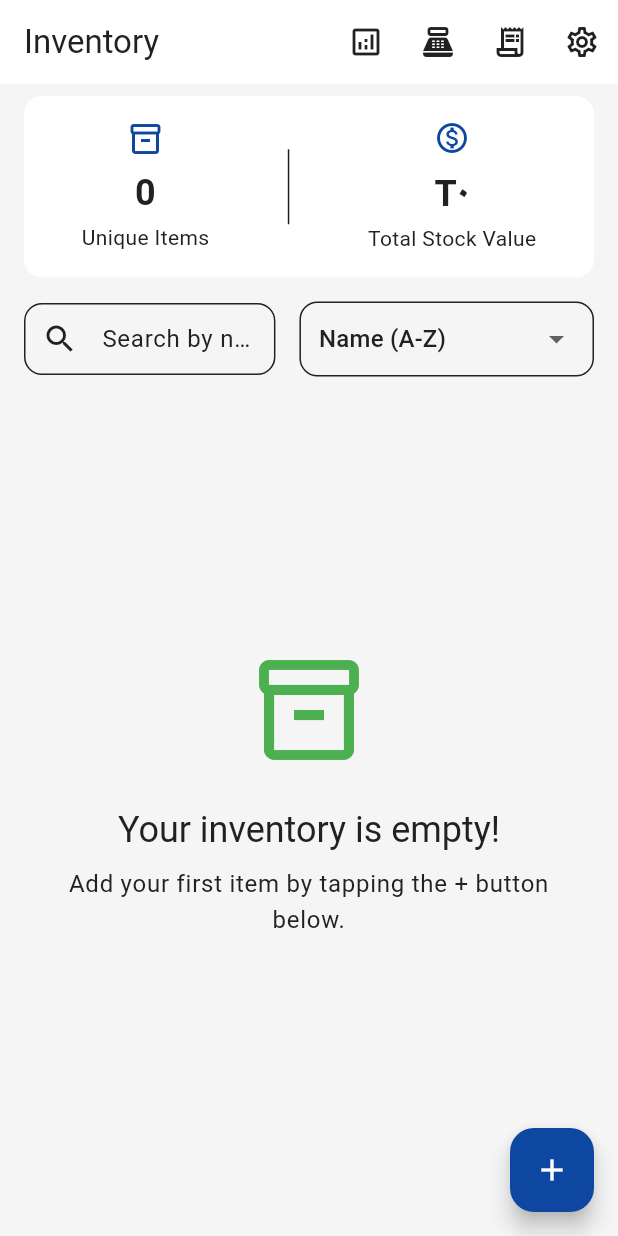
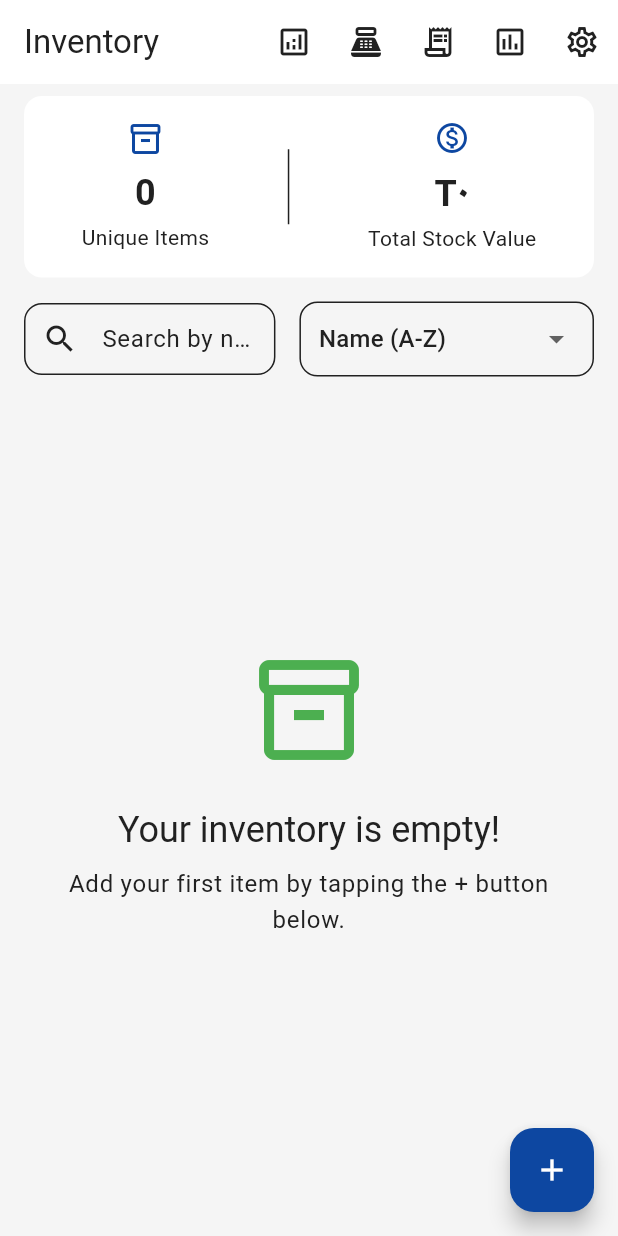
Before and after one commit to hamidjalili59/portable_accounting, a Flutter app: the screen it shows after launch, on a phone screen of 412 x 824 dp. Run offline on Flutter 3.47's test engine with Material 3 defaults, Android fonts, the light colour scheme and no system bars; our stand-ins replace drift, drift_flutter, equatable, file_picker, fl_chart, flutter_bloc and 10 more; missing offline and left inert: file_saver; accounts and stored records are empty; generated files the repository leaves out were written again.

Commit message:
feat: add report

```diff
--- a/lib/core/router/app_router.dart
+++ b/lib/core/router/app_router.dart
@@ -9,6 +9,8 @@ import 'package:portable_accounting/features/inventory/presentation/bloc/invento
 import 'package:portable_accounting/features/inventory/presentation/bloc/invoice_list_bloc.dart';
 import 'package:portable_accounting/features/inventory/presentation/pages/inventory_page.dart';
 import 'package:portable_accounting/features/inventory/presentation/pages/invoices_list_page.dart';
+import 'package:portable_accounting/features/reports/presentation/bloc/reports_bloc.dart';
+import 'package:portable_accounting/features/reports/presentation/pages/reports_page.dart';
 import 'package:portable_accounting/features/sales/presentation/bloc/sell_bloc.dart';
 import 'package:portable_accounting/features/sales/presentation/pages/create_invoice_page.dart';
 import 'package:portable_accounting/features/settings/presentation/pages/settings_page.dart';
@@ -62,6 +64,13 @@ final GoRouter router = GoRouter(
             child: const CreateInvoicePage(),
           ),
         ),
+        GoRoute(
+          path: '/reports',
+          builder: (context, state) => BlocProvider(
+            create: (context) => sl<ReportsBloc>(),
+            child: const ReportsPage(),
+          ),
+        ),
       ],
     ),
   ],
--- a/lib/core/widgets/main_shell.dart
+++ b/lib/core/widgets/main_shell.dart
@@ -4,6 +4,7 @@ import 'package:portable_accounting/core/widgets/responsive_layout.dart';
 
 class MainShell extends StatefulWidget {
   final Widget child;
+
   const MainShell({super.key, required this.child});
 
   @override
@@ -13,16 +14,12 @@ class MainShell extends StatefulWidget {
 class _MainShellState extends State<MainShell> {
   int _calculateSelectedIndex(BuildContext context) {
     final String location = GoRouterState.of(context).uri.toString();
-    if (location.startsWith('/dashboard')) {
-      return 1;
-    }
-    if (location.startsWith('/invoices')) {
-      return 2;
-    }
-    if (location.startsWith('/settings')) {
-      return 3;
-    }
-    // صفحه پیش‌فرض انبار است
+    if (location.startsWith('/dashboard')) return 1;
+
+    if (location.startsWith('/invoices')) return 2;
+
+    if (location.startsWith('/reports')) return 3;
+    if (location.startsWith('/settings')) return 4;
     return 0;
   }
 
@@ -38,6 +35,9 @@ class _MainShellState extends State<MainShell> {
         context.go('/invoices');
         break;
       case 3:
+        context.go('/reports');
+        break;
+      case 4:
         context.go('/settings');
         break;
     }
@@ -46,44 +46,47 @@ class _MainShellState extends State<MainShell> {
   @override
   Widget build(BuildContext context) {
     return ResponsiveLayout(
-      // در موبایل، فقط محتوا را نمایش می‌دهیم
       mobileBody: widget.child,
-      // در دسکتاپ، یک Scaffold با منوی کناری داریم
       desktopBody: Scaffold(
         body: Row(
           children: [
             NavigationRail(
               selectedIndex: _calculateSelectedIndex(context),
-              onDestinationSelected: (index) => _onDestinationSelected(index, context),
+              onDestinationSelected: (index) =>
+                  _onDestinationSelected(index, context),
               labelType: NavigationRailLabelType.all,
               destinations: const [
                 NavigationRailDestination(
                   icon: Icon(Icons.inventory_2_outlined),
                   selectedIcon: Icon(Icons.inventory_2),
-                  label: Text('انبار'),
+                  label: Text('Inventory'),
                 ),
                 NavigationRailDestination(
                   icon: Icon(Icons.analytics_outlined),
                   selectedIcon: Icon(Icons.analytics),
-                  label: Text('داشبورد'),
+                  label: Text('Dashboard'),
                 ),
                 NavigationRailDestination(
                   icon: Icon(Icons.receipt_long_outlined),
                   selectedIcon: Icon(Icons.receipt_long),
-                  label: Text('فاکتورها'),
+                  label: Text('Invoices'),
+                ),
+                // Add this new destination for Reports
+                NavigationRailDestination(
+                  icon: Icon(Icons.assessment_outlined),
+                  selectedIcon: Icon(Icons.assessment),
+                  label: Text('Reports'),
                 ),
                 NavigationRailDestination(
                   icon: Icon(Icons.settings_outlined),
                   selectedIcon: Icon(Icons.settings),
-                  label: Text('تنظیمات'),
+                  label: Text('Settings'),
                 ),
               ],
             ),
             const VerticalDivider(thickness: 1, width: 1),
             // محتوای اصلی صفحه در اینجا قرار می‌گیرد
-            Expanded(
-              child: widget.child,
-            ),
+            Expanded(child: widget.child),
           ],
         ),
       ),
--- a/lib/features/inventory/presentation/pages/inventory_page.dart
+++ b/lib/features/inventory/presentation/pages/inventory_page.dart
@@ -101,6 +101,11 @@ class InventoryPage extends StatelessWidget {
           onPressed: () => context.push('/invoices'),
         ),
         IconButton(
+          icon: const Icon(Icons.assessment_outlined),
+          tooltip: 'Reports',
+          onPressed: () => context.push('/reports'),
+        ),
+        IconButton(
           icon: const Icon(Icons.settings_outlined),
           tooltip: 'Settings',
           onPressed: () => context.push('/settings'),
--- a/lib/features/sales/domain/repositories/sell_repository.dart
+++ b/lib/features/sales/domain/repositories/sell_repository.dart
@@ -10,4 +10,10 @@ abstract class SalesRepository {
 
   // تمام فاکتورهای ذخیره شده را برمی‌گرداند
   Future<Either<Failure, List<Invoice>>> getAllInvoices();
+
+  // متد جدید برای گرفتن فاکتورها بر اساس تاریخ
+  Future<Either<Failure, List<Invoice>>> getInvoicesByDateRange(
+    DateTime start,
+    DateTime end,
+  );
 }
```
Also changed, not shown: lib/core/di/service_locator.dart (+10 -0 lines), lib/features/reports/domain/usecases/get_invoices_by_date_range.dart (added, +30 -0 lines), lib/features/reports/presentation/bloc/reports_bloc.dart (added, +53 -0 lines), lib/features/reports/presentation/pages/reports_page.dart (added, +167 -0 lines), lib/features/sales/data/datasources/local/sales_dao.dart (+10 -1 lines), lib/features/sales/data/repositories/sell_repository_impl.dart (+47 -0 lines), lib/features/reports/presentation/bloc/reports_bloc.freezed.dart (added).
